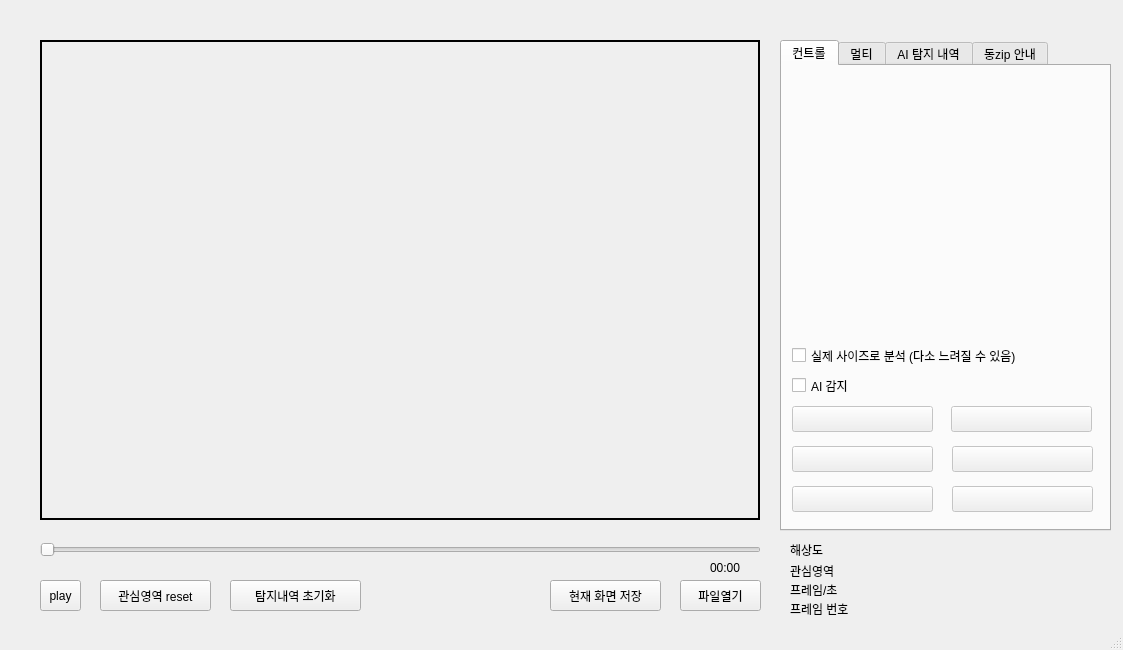
This is rsc/ui/untitled.ui in polnet13/kimAI as Qt 5 draws it before an edit. The edited form follows.
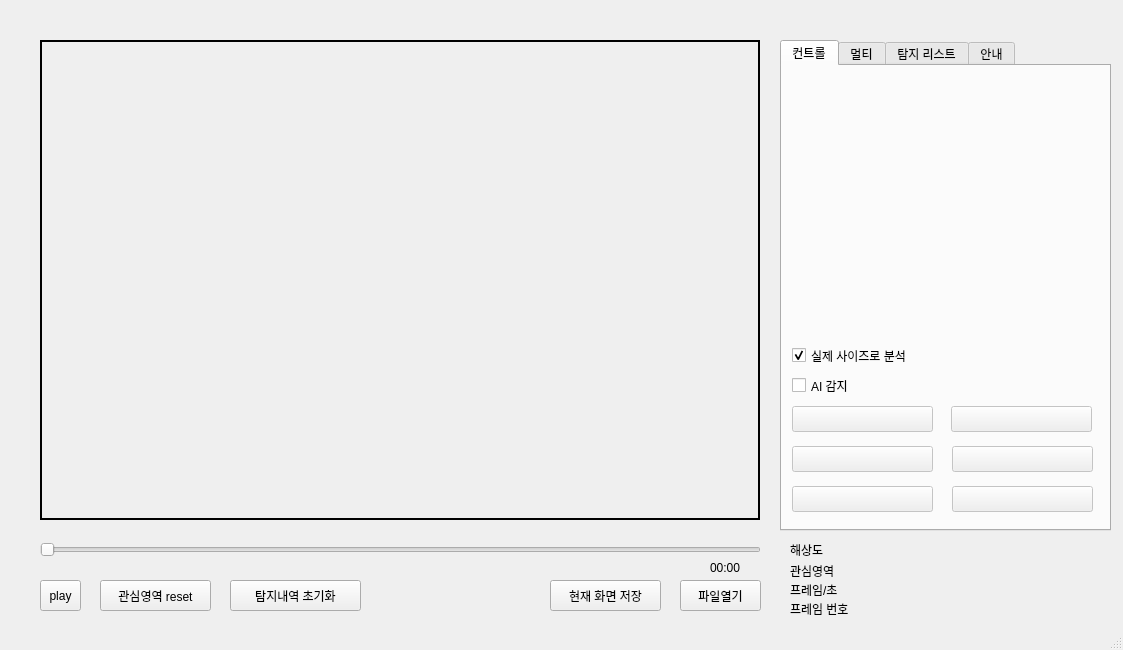
This is the edited form. The open tabs and pages were chosen to show the change.

```diff
--- a/rsc/ui/untitled.ui
+++ b/rsc/ui/untitled.ui
@@ -153,10 +153,10 @@
        </rect>
       </property>
       <property name="text">
-       <string>실제 사이즈로 분석 (다소 느려질 수 있음)</string>
+       <string>실제 사이즈로 분석</string>
       </property>
       <property name="checked">
-       <bool>false</bool>
+       <bool>true</bool>
       </property>
      </widget>
      <widget class="QCheckBox" name="checkbox_yolo">
@@ -350,7 +350,7 @@
     </widget>
     <widget class="QWidget" name="tab_detect">
      <attribute name="title">
-      <string>AI 탐지 내역</string>
+      <string>탐지 리스트</string>
      </attribute>
      <widget class="QTableView" name="tableView">
       <property name="geometry">
@@ -365,7 +365,7 @@
     </widget>
     <widget class="QWidget" name="tab_dongzip">
      <attribute name="title">
-      <string>동zip 안내</string>
+      <string>안내</string>
      </attribute>
      <widget class="QTextBrowser" name="textBrowser">
       <property name="geometry">
```
Left out of the diff: 38 changed lines with no effect on the pictures.
